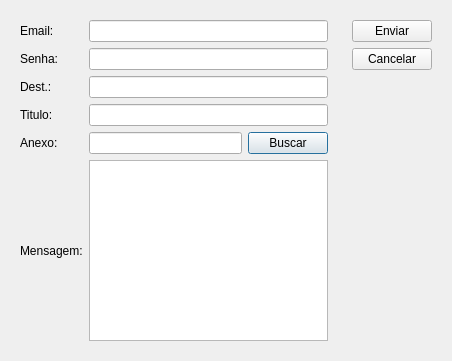
Old version of the form ui/sendmail.ui in the repository lellisls/ERP-STACCATO.
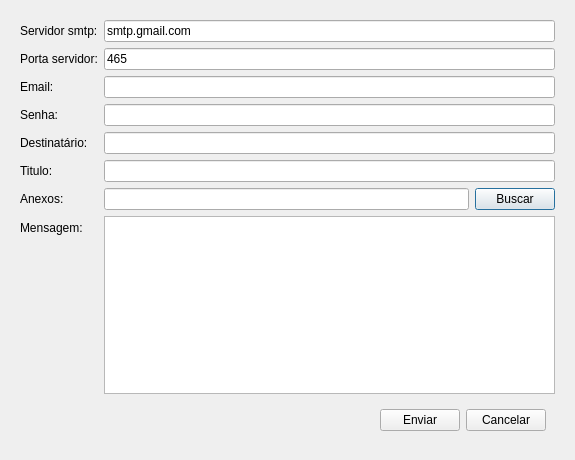
New version of the form.

Diff of the .ui file:
```diff
--- a/ui/sendmail.ui
+++ b/ui/sendmail.ui
@@ -6,8 +6,8 @@
    <rect>
     <x>0</x>
     <y>0</y>
-    <width>452</width>
-    <height>361</height>
+    <width>575</width>
+    <height>460</height>
    </rect>
   </property>
   <property name="windowTitle">
@@ -19,111 +19,143 @@
   <layout class="QHBoxLayout" name="horizontalLayout">
    <item>
     <widget class="QWidget" name="widget" native="true">
-     <layout class="QGridLayout" name="gridLayout">
-      <item row="5" column="0">
-       <widget class="QLabel" name="labelAnexo">
-        <property name="text">
-         <string>Anexo:</string>
-        </property>
-       </widget>
-      </item>
-      <item row="6" column="0">
-       <widget class="QLabel" name="labelMensagem">
-        <property name="text">
-         <string>Mensagem:</string>
-        </property>
-       </widget>
-      </item>
-      <item row="5" column="1">
-       <widget class="QLineEdit" name="lineEditAnexo"/>
-      </item>
-      <item row="3" column="0">
-       <widget class="QLabel" name="labelTitulo">
-        <property name="text">
-         <string>Titulo:</string>
-        </property>
-       </widget>
-      </item>
-      <item row="2" column="0">
-       <widget class="QLabel" name="labelDest">
-        <property name="text">
-         <string>Dest.:</string>
-        </property>
-       </widget>
-      </item>
+     <layout class="QFormLayout" name="formLayout">
       <item row="0" column="0">
+       <widget class="QLabel" name="labelEmail_3">
+        <property name="text">
+         <string>Servidor smtp:</string>
+        </property>
+       </widget>
+      </item>
+      <item row="0" column="1">
+       <widget class="QLineEdit" name="lineEditServidor">
+        <property name="text">
+         <string>smtp.gmail.com</string>
+        </property>
+       </widget>
+      </item>
+      <item row="1" column="0">
+       <widget class="QLabel" name="labelEmail_2">
+        <property name="text">
+         <string>Porta servidor:</string>
+        </property>
+       </widget>
+      </item>
+      <item row="1" column="1">
+       <widget class="QLineEdit" name="lineEditPorta">
+        <property name="text">
+         <string>465</string>
+        </property>
+       </widget>
+      </item>
+      <item row="2" column="0">
        <widget class="QLabel" name="labelEmail">
         <property name="text">
          <string>Email:</string>
         </property>
        </widget>
       </item>
-      <item row="1" column="0">
+      <item row="2" column="1">
+       <widget class="QLineEdit" name="lineEditEmail"/>
+      </item>
+      <item row="3" column="0">
        <widget class="QLabel" name="labelPasswd">
         <property name="text">
          <string>Senha:</string>
         </property>
        </widget>
       </item>
-      <item row="5" column="2">
-       <widget class="QPushButton" name="pushButtonBuscar">
-        <property name="text">
-         <string>Buscar</string>
-        </property>
-       </widget>
-      </item>
-      <item row="3" column="1" colspan="2">
-       <widget class="QLineEdit" name="lineEditTitulo"/>
-      </item>
-      <item row="2" column="1" colspan="2">
-       <widget class="QLineEdit" name="lineEditDest"/>
-      </item>
-      <item row="1" column="1" colspan="2">
+      <item row="3" column="1">
        <widget class="QLineEdit" name="lineEditPasswd">
         <property name="echoMode">
          <enum>QLineEdit::Password</enum>
         </property>
        </widget>
       </item>
-      <item row="0" column="1" colspan="2">
-       <widget class="QLineEdit" name="lineEditEmail"/>
+      <item row="4" column="0">
+       <widget class="QLabel" name="labelDest">
+        <property name="text">
+         <string>Destinatário:</string>
+        </property>
+       </widget>
       </item>
-      <item row="6" column="1" colspan="2">
+      <item row="4" column="1">
+       <widget class="QLineEdit" name="lineEditDest"/>
+      </item>
+      <item row="5" column="0">
+       <widget class="QLabel" name="labelTitulo">
+        <property name="text">
+         <string>Titulo:</string>
+        </property>
+       </widget>
+      </item>
+      <item row="5" column="1">
+       <widget class="QLineEdit" name="lineEditTitulo"/>
+      </item>
+      <item row="6" column="0">
+       <widget class="QLabel" name="labelAnexo">
+        <property name="text">
+         <string>Anexos:</string>
+        </property>
+       </widget>
+      </item>
+      <item row="6" column="1">
+       <layout class="QHBoxLayout" name="horizontalLayout_3">
+        <item>
+         <widget class="QLineEdit" name="lineEditAnexo"/>
+        </item>
+        <item>
+         <widget class="QPushButton" name="pushButtonBuscar">
+          <property name="text">
+           <string>Buscar</string>
+          </property>
+         </widget>
+        </item>
+       </layout>
+      </item>
+      <item row="7" column="0">
+       <widget class="QLabel" name="labelMensagem">
+        <property name="text">
+         <string>Mensagem:</string>
+        </property>
+       </widget>
+      </item>
+      <item row="7" column="1">
        <widget class="QTextEdit" name="textEdit"/>
       </item>
-     </layout>
-    </widget>
-   </item>
-   <item>
-    <widget class="QWidget" name="widget_2" native="true">
-     <layout class="QVBoxLayout" name="verticalLayout">
-      <item>
-       <widget class="QPushButton" name="pushButtonEnviar">
-        <property name="text">
-         <string>Enviar</string>
-        </property>
+      <item row="8" column="0" colspan="2">
+       <widget class="QWidget" name="widget_2" native="true">
+        <layout class="QHBoxLayout" name="horizontalLayout_2">
+         <item>
+          <spacer name="horizontalSpacer">
+           <property name="orientation">
+            <enum>Qt::Horizontal</enum>
+           </property>
+           <property name="sizeHint" stdset="0">
+            <size>
+             <width>40</width>
+             <height>20</height>
+            </size>
+           </property>
+          </spacer>
+         </item>
+         <item>
+          <widget class="QPushButton" name="pushButtonEnviar">
+           <property name="text">
+            <string>Enviar</string>
+           </property>
+          </widget>
+         </item>
+         <item>
+          <widget class="QPushButton" name="pushButtonCancelar">
+           <property name="text">
+            <string>Cancelar</string>
+           </property>
+          </widget>
+         </item>
+        </layout>
        </widget>
       </item>
-      <item>
-       <widget class="QPushButton" name="pushButtonCancelar">
-        <property name="text">
-         <string>Cancelar</string>
-        </property>
-       </widget>
-      </item>
-      <item>
-       <spacer name="verticalSpacer">
-        <property name="orientation">
-         <enum>Qt::Vertical</enum>
-        </property>
-        <property name="sizeHint" stdset="0">
-         <size>
-          <width>20</width>
-          <height>40</height>
-         </size>
-        </property>
-       </spacer>
-      </item>
      </layout>
     </widget>
    </item>
```
Left out of the diff: 3 changed lines with no effect on the pictures.
